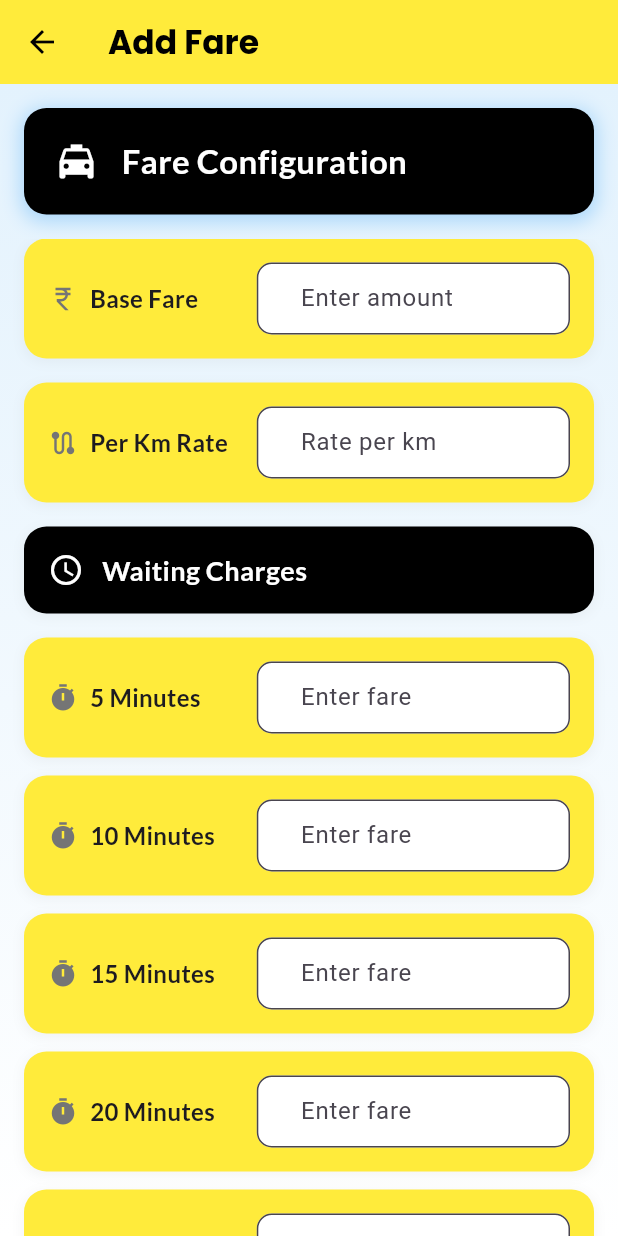
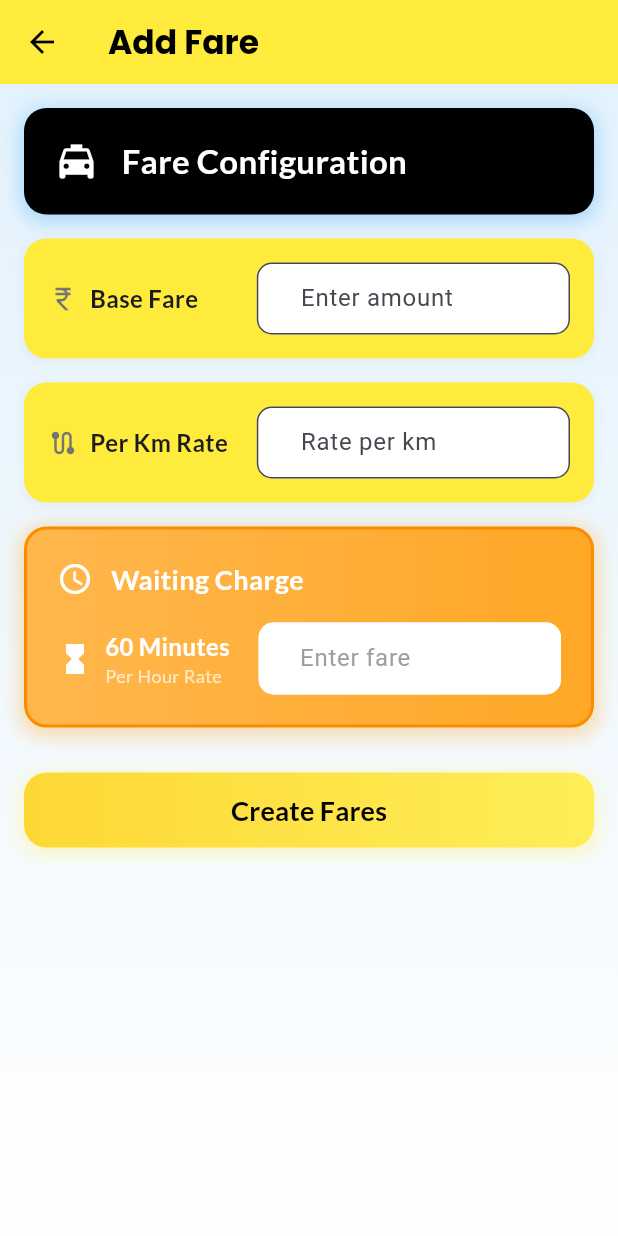
Before and after one commit to lukers226/Vaagai-Auto, a Flutter app: the AddFarePage screen opened directly, on a phone screen of 412 x 824 dp. Run offline on Flutter 3.47's test engine with Material 3 defaults, Android fonts, the phone set to English and light mode, and no system bars; our stand-ins replace flutter_bloc, geolocator, get_it, google_fonts, screenshot, sensors_plus and 2 more; accounts and stored records are empty; network calls fail.

```diff
--- a/lib/data/services/fare_service.dart
+++ b/lib/data/services/fare_service.dart
@@ -17,16 +17,27 @@ class FareService {
     developer.log(message, name: 'FareService', level: 700);
   }
 
+  /// Parse MongoDB Extended JSON format
+  static dynamic _parseExtendedJson(dynamic value) {
+    if (value is Map<String, dynamic>) {
+      if (value.containsKey('\$numberInt')) {
+        return int.parse(value['\$numberInt'].toString());
+      } else if (value.containsKey('\$numberDouble')) {
+        return double.parse(value['\$numberDouble'].toString());
+      } else if (value.containsKey('\$oid')) {
+        return value['\$oid'];
+      } else if (value.containsKey('\$date')) {
+        return value['\$date'];
+      }
+    }
+    return value;
+  }
+
   /// Create or update system-wide fare configuration
   static Future<Map<String, dynamic>> updateOrCreateSystemFare({
     required double baseFare,
-    required double perKmRate, // NEW FIELD
-    required double waiting5min,
-    required double waiting10min,
-    required double waiting15min,
-    required double waiting20min,
-    required double waiting25min,
-    required double waiting30min,
+    required double perKmRate,
+    required double waiting60min,
   }) async {
     try {
       _logInfo('Sending system fare data to server...');
@@ -34,13 +45,8 @@ class FareService {
 
       final requestBody = {
         'baseFare': baseFare,
-        'perKmRate': perKmRate, // NEW FIELD
-        'waiting5min': waiting5min,
-        'waiting10min': waiting10min,
-        'waiting15min': waiting15min,
-        'waiting20min': waiting20min,
-        'waiting25min': waiting25min,
-        'waiting30min': waiting30min,
+        'perKmRate': perKmRate,
+        'waiting60min': waiting60min,
       };
 
       _logDebug('Request body: $requestBody');
@@ -101,12 +107,20 @@ class FareService {
       _logDebug('Get system fare response body: ${response.body}');
 
       if (response.statusCode == 200) {
-        final data = jsonDecode(response.body);
+        final rawData = jsonDecode(response.body);
+        final fareData = rawData['data'] as Map<String, dynamic>;
+
+        // Parse Extended JSON values
+        final parsedData = <String, dynamic>{};
+        fareData.forEach((key, value) {
+          parsedData[key] = _parseExtendedJson(value);
+        });
+
         _logInfo('System fare retrieved successfully');
         return {
           'success': true,
-          'message': data['message'] ?? 'System fare retrieved successfully',
-          'data': data['data']
+          'message': rawData['message'] ?? 'System fare retrieved successfully',
+          'data': parsedData
         };
       } else if (response.statusCode == 404) {
         _logInfo('No system fare configuration found');
@@ -276,12 +290,7 @@ class FareService {
   static Map<String, dynamic> validateFareData({
     required double baseFare,
     required double perKmRate,
-    required double waiting5min,
-    required double waiting10min,
-    required double waiting15min,
-    required double waiting20min,
-    required double waiting25min,
-    required double waiting30min,
+    required double waiting60min,
   }) {
     try {
       // Validate base fare
@@ -314,24 +323,19 @@ class FareService {
         };
       }
 
-      // Validate waiting charges
-      final waitingCharges = [waiting5min, waiting10min, waiting15min, waiting20min, waiting25min, waiting30min];
-      final waitingLabels = ['5 minute', '10 minute', '15 minute', '20 minute', '25 minute', '30 minute'];
-
-      for (int i = 0; i < waitingCharges.length; i++) {
-        if (waitingCharges[i] < 0) {
+      // Validate waiting charge
+      if (waiting60min < 0) {
         return {
           'valid': false,
-            'message': '${waitingLabels[i]} waiting charge cannot be negative'
+          'message': '60 minute waiting charge cannot be negative'
         };
       }
 
-        if (waitingCharges[i] > 1000) {
+      if (waiting60min > 1000) {
         return {
           'valid': false,
-            'message': '${waitingLabels[i]} waiting charge cannot exceed ₹1000'
+          'message': '60 minute waiting charge cannot exceed ₹1000'
         };
-        }
       }
 
       return {
@@ -353,26 +357,17 @@ class FareService {
     required double perKmRate,
     required double distance,
     required int waitingMinutes,
-    required Map<String, double> waitingCharges,
+    required double waiting60min,
   }) {
     try {
       // Calculate distance fare
       final distanceFare = distance * perKmRate;
 
-      // Calculate waiting charge based on minutes
+      // Calculate waiting charge - apply waiting60min rate for any waiting time
       double waitingCharge = 0.0;
-      if (waitingMinutes >= 30) {
-        waitingCharge = waitingCharges['waiting30min'] ?? 0.0;
-      } else if (waitingMinutes >= 25) {
-        waitingCharge = waitingCharges['waiting25min'] ?? 0.0;
-      } else if (waitingMinutes >= 20) {
-        waitingCharge = waitingCharges['waiting20min'] ?? 0.0;
-      } else if (waitingMinutes >= 15) {
-        waitingCharge = waitingCharges['waiting15min'] ?? 0.0;
-      } else if (waitingMinutes >= 10) {
-        waitingCharge = waitingCharges['waiting10min'] ?? 0.0;
-      } else if (waitingMinutes >= 5) {
-        waitingCharge = waitingCharges['waiting5min'] ?? 0.0;
+      if (waitingMinutes > 0) {
+        // Apply proportional waiting charge based on 60-minute rate
+        waitingCharge = (waitingMinutes / 60.0) * waiting60min;
       }
 
       final totalFare = baseFare + distanceFare + waitingCharge;
@@ -383,12 +378,12 @@ class FareService {
         'perKmRate': perKmRate,
         'distanceFare': double.parse(distanceFare.toStringAsFixed(2)),
         'waitingMinutes': waitingMinutes,
-        'waitingCharge': waitingCharge,
+        'waitingCharge': double.parse(waitingCharge.toStringAsFixed(2)),
         'totalFare': double.parse(totalFare.toStringAsFixed(2)),
         'breakdown': {
           'baseFare': '₹${baseFare.toStringAsFixed(0)}',
           'distanceFare': '₹${distanceFare.toStringAsFixed(2)} (${distance}km × ₹${perKmRate}/km)',
-          'waitingCharge': '₹${waitingCharge.toStringAsFixed(0)} ($waitingMinutes minutes)',
+          'waitingCharge': '₹${waitingCharge.toStringAsFixed(2)} ($waitingMinutes minutes)',
           'total': '₹${totalFare.toStringAsFixed(2)}'
         }
       };
--- a/lib/presentation/pages/admin_addfare.dart
+++ b/lib/presentation/pages/admin_addfare.dart
@@ -13,13 +13,8 @@ class AddFarePage extends StatefulWidget {
 
 class AddFarePageState extends State<AddFarePage> {
   final TextEditingController _baseFareController = TextEditingController();
-  final TextEditingController _perKmRateController = TextEditingController(); // NEW FIELD
-  final TextEditingController _waiting5Controller = TextEditingController();
-  final TextEditingController _waiting10Controller = TextEditingController();
-  final TextEditingController _waiting15Controller = TextEditingController();
-  final TextEditingController _waiting20Controller = TextEditingController();
-  final TextEditingController _waiting25Controller = TextEditingController();
-  final TextEditingController _waiting30Controller = TextEditingController();
+  final TextEditingController _perKmRateController = TextEditingController();
+  final TextEditingController _waiting60Controller = TextEditingController();
 
   bool _isLoading = false;
   bool _isUpdating = false;
@@ -53,7 +48,7 @@ class AddFarePageState extends State<AddFarePage> {
     if (value == null) return '';
     double numValue = _safeToDouble(value);
     if (numValue == 0.0) return '';
-    // For perKmRate, show decimal places if needed
+    // Show decimal places if needed
     if (numValue == numValue.toInt()) {
       return numValue.toStringAsFixed(0); // Show whole numbers
     } else {
@@ -85,15 +80,10 @@ class AddFarePageState extends State<AddFarePage> {
 
         // Load values into controllers, empty if 0
         _baseFareController.text = _safeToString(fareData['baseFare']);
-        _perKmRateController.text = _safeToString(fareData['perKmRate']); // NEW FIELD
-        _waiting5Controller.text = _safeToString(fareData['waiting5min']);
-        _waiting10Controller.text = _safeToString(fareData['waiting10min']);
-        _waiting15Controller.text = _safeToString(fareData['waiting15min']);
-        _waiting20Controller.text = _safeToString(fareData['waiting20min']);
-        _waiting25Controller.text = _safeToString(fareData['waiting25min']);
-        _waiting30Controller.text = _safeToString(fareData['waiting30min']);
+        _perKmRateController.text = _safeToString(fareData['perKmRate']);
+        _waiting60Controller.text = _safeToString(fareData['waiting60min']);
 
-        _logInfo('Loaded existing system fare data with perKmRate');
+        _logInfo('Loaded existing system fare data');
       } else {
         if (!mounted) return;
 
@@ -102,13 +92,8 @@ class AddFarePageState extends State<AddFarePage> {
         });
         // Keep all fields empty for first time
         _baseFareController.text = '';
-        _perKmRateController.text = ''; // NEW FIELD
-        _waiting5Controller.text = '';
-        _waiting10Controller.text = '';
-        _waiting15Controller.text = '';
-        _waiting20Controller.text = '';
-        _waiting25Controller.text = '';
-        _waiting30Controller.text = '';
+        _perKmRateController.text = '';
+        _waiting60Controller.text = '';
 
         _logInfo('No existing system fare found, keeping fields empty');
       }
@@ -145,13 +130,8 @@ class AddFarePageState extends State<AddFarePage> {
   @override
   void dispose() {
     _baseFareController.dispose();
-    _perKmRateController.dispose(); // NEW FIELD
-    _waiting5Controller.dispose();
-    _waiting10Controller.dispose();
-    _waiting15Controller.dispose();
-    _waiting20Controller.dispose();
-    _waiting25Controller.dispose();
-    _waiting30Controller.dispose();
+    _perKmRateController.dispose();
+    _waiting60Controller.dispose();
     super.dispose();
   }
 
@@ -237,12 +217,9 @@ class AddFarePageState extends State<AddFarePage> {
                                   color: Colors.white,
                                 ),
                               ),
-
                             ],
                           ),
                         ),
-
-
                       ],
                     ),
                   ),
@@ -302,7 +279,7 @@ class AddFarePageState extends State<AddFarePage> {
                                       keyboardType: TextInputType.number,
                                       inputFormatters: [
                                         FilteringTextInputFormatter.digitsOnly,
-                                        LengthLimitingTextInputFormatter(4), // Max 4 digits
+                                        LengthLimitingTextInputFormatter(4),
                                       ],
                                       decoration: InputDecoration(
                                         hintText: 'Enter amount',
@@ -323,7 +300,7 @@ class AddFarePageState extends State<AddFarePage> {
                               ),
                             ),
 
-                            // NEW: Per Km Rate Section
+                            // Per Km Rate Section
                             Container(
                               margin: const EdgeInsets.only(bottom: 16),
                               padding: const EdgeInsets.all(16),
@@ -369,8 +346,8 @@ class AddFarePageState extends State<AddFarePage> {
                                       controller: _perKmRateController,
                                       keyboardType: const TextInputType.numberWithOptions(decimal: true),
                                       inputFormatters: [
-                                        FilteringTextInputFormatter.allow(RegExp(r'^\d+\.?\d{0,2}')), // Allow decimals up to 2 places
-                                        LengthLimitingTextInputFormatter(6), // Max 6 characters (e.g., 999.99)
+                                        FilteringTextInputFormatter.allow(RegExp(r'^\d+\.?\d{0,2}')),
+                                        LengthLimitingTextInputFormatter(6),
                                       ],
                                       decoration: InputDecoration(
                                         hintText: 'Rate per km',
@@ -392,30 +369,37 @@ class AddFarePageState extends State<AddFarePage> {
                               ),
                             ),
 
-                            // Waiting Charges Header
+                            // Waiting Charge Section (60 Minutes Only)
                             Container(
-                              margin: const EdgeInsets.only(bottom: 16),
-                              padding: const EdgeInsets.all(16),
+                              margin: const EdgeInsets.only(bottom: 30),
+                              padding: const EdgeInsets.all(20),
                               decoration: BoxDecoration(
-                                gradient: const LinearGradient(
-                                  colors: [Colors.black, Colors.black],
+                                gradient: LinearGradient(
+                                  colors: [Colors.orange[300]!, Colors.orange[400]!],
                                 ),
                                 borderRadius: BorderRadius.circular(15),
+                                border: Border.all(color: Colors.orange[600]!, width: 2),
                                 boxShadow: [
                                   BoxShadow(
-                                    color: Colors.grey.withValues(alpha: 0.1),
-                                    spreadRadius: 1,
-                                    blurRadius: 6,
-                                    offset: const Offset(0, 2),
+                                    color: Colors.orange.withValues(alpha: 0.3),
+                                    spreadRadius: 3,
+                                    blurRadius: 10,
+                                    offset: const Offset(0, 3),
                                   ),
                                 ],
                               ),
-                              child: Row(
+                              child: Column(
                                 children: [
-                                  const Icon(Icons.access_time, color: Colors.white, size: 24),
+                                  Row(
+                                    children: [
+                                      const Icon(
+                                        Icons.access_time,
+                                        color: Colors.white,
+                                        size: 24,
+                                      ),
                                       const SizedBox(width: 12),
                                       Text(
-                                    'Waiting Charges',
+                                        'Waiting Charge',
                                         style: GoogleFonts.lato(
                                           fontSize: 18,
                                           fontWeight: FontWeight.bold,
@@ -424,17 +408,82 @@ class AddFarePageState extends State<AddFarePage> {
                                       ),
                                     ],
                                   ),
+                                  const SizedBox(height: 16),
+                                  Row(
+                                    children: [
+                                      Expanded(
+                                        flex: 2,
+                                        child: Row(
+                                          children: [
+                                            Icon(
+                                              Icons.hourglass_full,
+                                              color: Colors.white,
+                                              size: 24,
                                             ),
-
-                            // Waiting Charges List
-                            _buildWaitingChargeItem('5 Minutes', _waiting5Controller),
-                            _buildWaitingChargeItem('10 Minutes', _waiting10Controller),
-                            _buildWaitingChargeItem('15 Minutes', _waiting15Controller),
-                            _buildWaitingChargeItem('20 Minutes', _waiting20Controller),
-                            _buildWaitingChargeItem('25 Minutes', _waiting25Controller),
-                            _buildWaitingChargeItem('30 Minutes', _waiting30Controller),
-
-                            const SizedBox(height: 30),
+                                            const SizedBox(width: 8),
+                                            Column(
+                                              crossAxisAlignment: CrossAxisAlignment.start,
+                                              children: [
+                                                Text(
+                                                  '60 Minutes',
+                                                  style: GoogleFonts.lato(
+                                                    fontSize: 16,
+                                                    fontWeight: FontWeight.bold,
+                                                    color: Colors.white,
+                                                  ),
+                                                ),
+                                                Text(
+                                                  'Per Hour Rate',
+                                                  style: GoogleFonts.lato(
+                                                    fontSize: 12,
+                                                    color: Colors.white70,
+                                                  ),
+                                                ),
+                                              ],
+                                            ),
+                                          ],
+                                        ),
+                                      ),
+                                      Expanded(
+                                        flex: 3,
+                                        child: TextField(
+                                          controller: _waiting60Controller,
+                                          keyboardType: TextInputType.number,
+                                          inputFormatters: [
+                                            FilteringTextInputFormatter.digitsOnly,
+                                            LengthLimitingTextInputFormatter(4),
+                                          ],
+                                          decoration: InputDecoration(
+                                            hintText: 'Enter fare',
+                                            hintStyle: const TextStyle(color: Colors.grey),
+                                            prefixText: '₹ ',
+                                            prefixStyle: const TextStyle(color: Colors.black, fontWeight: FontWeight.bold),
+                                            border: OutlineInputBorder(
+                                              borderRadius: BorderRadius.circular(10),
+                                              borderSide: const BorderSide(color: Colors.white, width: 2),
+                                            ),
+                                            enabledBorder: OutlineInputBorder(
+                                              borderRadius: BorderRadius.circular(10),
+                                              borderSide: const BorderSide(color: Colors.white, width: 2),
+                                            ),
+                                            focusedBorder: OutlineInputBorder(
+                                              borderRadius: BorderRadius.circular(10),
+                                              borderSide: const BorderSide(color: Colors.white, width: 3),
+                                            ),
+                                            filled: true,
+                                            fillColor: Colors.white,
+                                            contentPadding: const EdgeInsets.symmetric(
+                                              horizontal: 12,
+                                              vertical: 8,
+                                            ),
+                                          ),
+                                        ),
+                                      ),
+                                    ],
+                                  ),
+                                ],
+                              ),
+                            ),
 
                             // Update Button
                             Container(
@@ -509,73 +558,6 @@ class AddFarePageState extends State<AddFarePage> {
     );
   }
 
-  Widget _buildWaitingChargeItem(String duration, TextEditingController controller) {
-    return Container(
-      margin: const EdgeInsets.only(bottom: 12),
-      padding: const EdgeInsets.all(16),
-      decoration: BoxDecoration(
-        color: Colors.yellow,
-        borderRadius: BorderRadius.circular(15),
-        boxShadow: [
-          BoxShadow(
-            color: Colors.grey.withValues(alpha: 0.1),
-            spreadRadius: 1,
-            blurRadius: 6,
-            offset: const Offset(0, 2),
-          ),
-        ],
-      ),
-      child: Row(
-        children: [
-          Expanded(
-            flex: 2,
-            child: Row(
-              children: [
-                Icon(
-                  Icons.timer,
-                  color: Colors.grey[600],
-                  size: 20,
-                ),
-                const SizedBox(width: 8),
-                Text(
-                  duration,
-                  style: GoogleFonts.lato(
-                    fontSize: 16,
-                    fontWeight: FontWeight.w600,
-                  ),
-                ),
-              ],
-            ),
-          ),
-          Expanded(
-            flex: 3,
-            child: TextField(
-              controller: controller,
-              keyboardType: TextInputType.number,
-              inputFormatters: [
-                FilteringTextInputFormatter.digitsOnly,
-                LengthLimitingTextInputFormatter(3), // Max 3 digits for waiting charges
-              ],
-              decoration: InputDecoration(
-                hintText: 'Enter fare',
-                prefixText: '₹ ',
-                border: OutlineInputBorder(
-                  borderRadius: BorderRadius.circular(10),
-                ),
-                filled: true,
-                fillColor: Colors.white,
-                contentPadding: const EdgeInsets.symmetric(
-                  horizontal: 12,
-                  vertical: 8,
-                ),
-              ),
-            ),
-          ),
-        ],
-      ),
-    );
-  }
-
   Future<void> _updateSystemFares() async {
     _logInfo('Update system fares button pressed');
 
@@ -608,6 +590,18 @@ class AddFarePageState extends State<AddFarePage> {
       return;
     }
 
+    // Validate 60 minute waiting charge
+    if (_waiting60Controller.text.isEmpty) {
+      _showSnackBar('Please enter 60 minutes waiting charge', Colors.red);
+      return;
+    }
+
+    final waiting60min = double.tryParse(_waiting60Controller.text);
+    if (waiting60min == null || waiting60min < 0) {
+      _showSnackBar('60 minutes waiting charge must be a valid non-negative number', Colors.red);
+      return;
+    }
+
     if (!mounted) return;
 
     setState(() {
@@ -616,26 +610,12 @@ class AddFarePageState extends State<AddFarePage> {
 
     try {
       _logInfo('Attempting to save system fare');
-
-      // Parse waiting charges, default to 0 if empty
-      final waiting5min = double.tryParse(_waiting5Controller.text.isEmpty ? '0' : _waiting5Controller.text) ?? 0.0;
-      final waiting10min = double.tryParse(_waiting10Controller.text.isEmpty ? '0' : _waiting10Controller.text) ?? 0.0;
-      final waiting15min = double.tryParse(_waiting15Controller.text.isEmpty ? '0' : _waiting15Controller.text) ?? 0.0;
-      final waiting20min = double.tryParse(_waiting20Controller.text.isEmpty ? '0' : _waiting20Controller.text) ?? 0.0;
-      final waiting25min = double.tryParse(_waiting25Controller.text.isEmpty ? '0' : _waiting25Controller.text) ?? 0.0;
-      final waiting30min = double.tryParse(_waiting30Controller.text.isEmpty ? '0' : _waiting30Controller.text) ?? 0.0;
-
-      _logInfo('System fare data to save: baseFare: $baseFare, perKmRate: $perKmRate, waiting5min: $waiting5min, waiting10min: $waiting10min, waiting15min: $waiting15min, waiting20min: $waiting20min, waiting25min: $waiting25min, waiting30min: $waiting30min');
+      _logInfo('System fare data to save: baseFare: $baseFare, perKmRate: $perKmRate, waiting60min: $waiting60min');
 
       final result = await FareService.updateOrCreateSystemFare(
         baseFare: baseFare,
-        perKmRate: perKmRate, // NEW FIELD
-        waiting5min: waiting5min,
-        waiting10min: waiting10min,
-        waiting15min: waiting15min,
-        waiting20min: waiting20min,
-        waiting25min: waiting25min,
-        waiting30min: waiting30min,
+        perKmRate: perKmRate,
+        waiting60min: waiting60min,
       );
 
       if (!mounted) return;
--- a/pubspec.yaml
+++ b/pubspec.yaml
@@ -46,6 +46,8 @@ dependencies:
   share_plus: ^11.1.0
   audioplayers: ^6.5.0
   flutter_launcher_icons: ^0.14.4
+  rxdart: ^0.28.0
+  sensors_plus: ^6.1.2
 
 dev_dependencies:
   flutter_test:
```
Also changed, not shown: lib/presentation/pages/ride_controller.dart (+221 -168 lines), pubspec.lock, 3 other files. Lines whose indentation alone changed are shown as unchanged.
